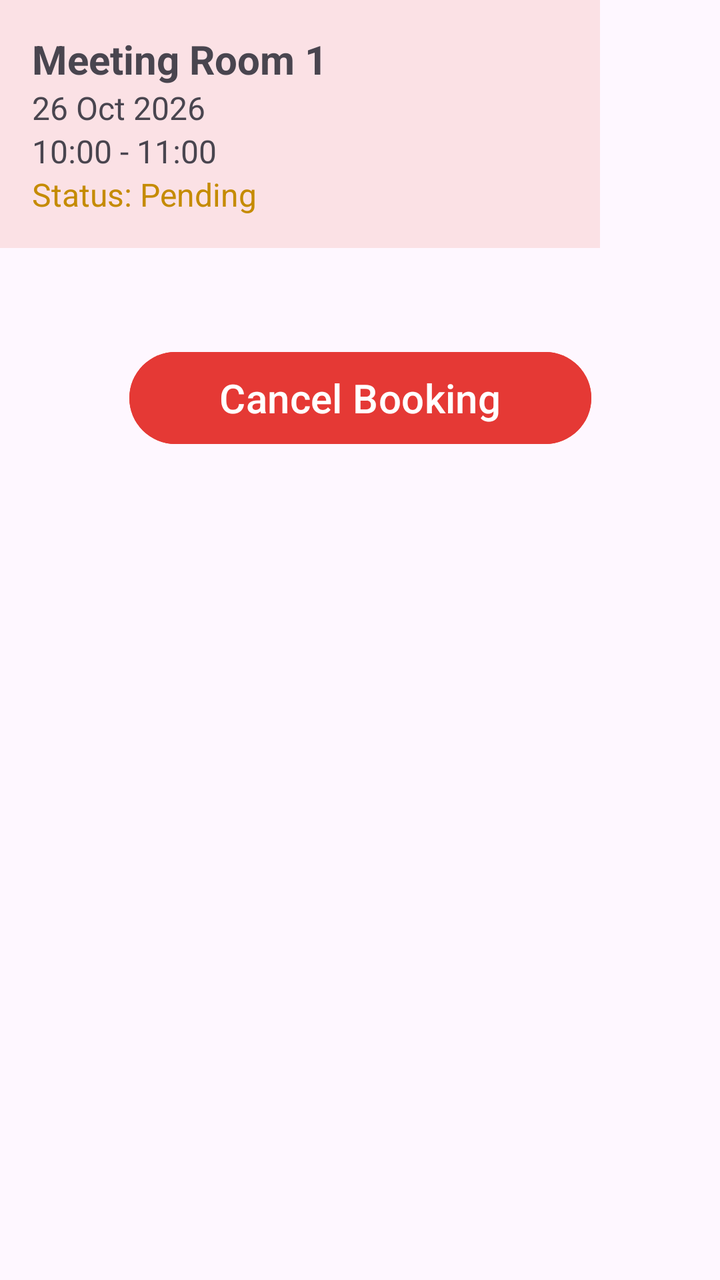
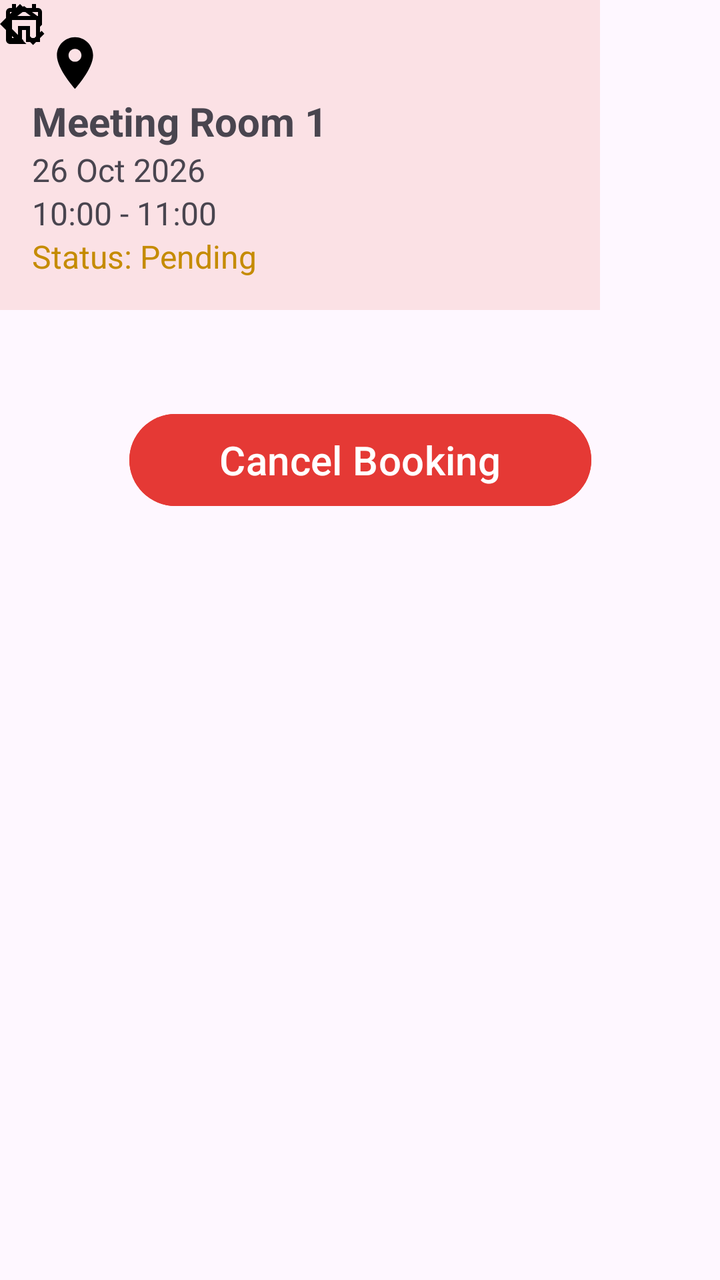

Compare the two renders of this Android layout. The source of the first and the diff that turns it into the second are given below.
<!-- AndroidManifest.xml: application theme Theme.OfficeSpaceBooking -->
<!-- res/layout/activity_booking_details.xml -->
<?xml version="1.0" encoding="utf-8"?>
<androidx.constraintlayout.widget.ConstraintLayout xmlns:android="http://schemas.android.com/apk/res/android"
    xmlns:app="http://schemas.android.com/apk/res-auto"
    xmlns:tools="http://schemas.android.com/tools"
    android:id="@+id/main"
    android:layout_width="match_parent"
    android:layout_height="match_parent"
    tools:context=".BookingDetailsActivity">

    <Button
        android:id="@+id/btnmybookings2"
        android:layout_width="200dp"
        android:layout_height="48dp"
        android:backgroundTint="#757575"
        android:text="My Bookings"
        android:textColor="#FFFFFF"
        tools:layout_editor_absoluteX="105dp"
        tools:layout_editor_absoluteY="441dp" />

    <Button
        android:id="@+id/btnReturntoHome4"
        android:layout_width="163dp"
        android:layout_height="46dp"
        android:backgroundTint="#757575"
        android:text="Return to Home"
        tools:layout_editor_absoluteX="121dp"
        tools:layout_editor_absoluteY="561dp" />

    <Button
        android:id="@+id/btnBack5"
        android:layout_width="200dp"
        android:layout_height="48dp"
        android:backgroundTint="#757575"
        android:text="Back"
        tools:layout_editor_absoluteX="105dp"
        tools:layout_editor_absoluteY="503dp" />

    <TextView
        android:id="@+id/txtBookingDetailsTitle"
        android:layout_width="wrap_content"
        android:layout_height="wrap_content"
        android:layout_marginTop="32dp"
        android:text="Booking Details"
        android:textAllCaps="false"
        android:textColor="#031DB4"
        android:textSize="24sp"
        android:textStyle="bold"
        app:layout_constraintEnd_toEndOf="parent"
        app:layout_constraintStart_toStartOf="parent"
        app:layout_constraintTop_toTopOf="parent" />

    <LinearLayout
        android:id="@+id/layoutBooking1"
        android:layout_width="300dp"
        android:layout_height="wrap_content"
        android:background="#FBE1E5"
        android:orientation="vertical"
        android:padding="16dp"
        tools:layout_editor_absoluteX="55dp"
        tools:layout_editor_absoluteY="90dp">

        <TextView
            android:id="@+id/txtBookingRoom2"
            android:layout_width="match_parent"
            android:layout_height="wrap_content"
            android:text="Meeting Room 1"
            android:textSize="20sp"
            android:textStyle="bold" />

        <TextView
            android:id="@+id/txtBookingDate2"
            android:layout_width="match_parent"
            android:layout_height="wrap_content"
            android:text="26 Oct 2026"
            android:textSize="16sp" />

        <TextView
            android:id="@+id/txtBookingTime2"
            android:layout_width="match_parent"
            android:layout_height="wrap_content"
            android:text="10:00 - 11:00"
            android:textSize="16sp" />

        <TextView
            android:id="@+id/txtBookingStatus2"
            android:layout_width="match_parent"
            android:layout_height="wrap_content"
            android:text="Status: Pending"
            android:textColor="#C58B00"
            android:textSize="16sp" />

    </LinearLayout>

    <Button
        android:id="@+id/btnCancelBooking1"
        android:layout_width="231dp"
        android:layout_height="54dp"
        android:layout_marginTop="48dp"
        android:backgroundTint="#E53935"
        android:text="Cancel Booking"
        android:textSize="20sp"
        app:layout_constraintEnd_toEndOf="parent"
        app:layout_constraintStart_toStartOf="parent"
        app:layout_constraintTop_toBottomOf="@+id/layoutBooking1" />

</androidx.constraintlayout.widget.ConstraintLayout>
<!-- resources referenced by this layout -->
<resources>
  <style name="Theme.OfficeSpaceBooking" parent="Base.Theme.OfficeSpaceBooking" />
  <style name="Base.Theme.OfficeSpaceBooking" parent="Theme.Material3.DayNight.NoActionBar">
          
          
      </style>
</resources>

<!-- the commit's change to res/layout/activity_booking_details.xml (unified diff, before → after) -->
@@ -19,8 +19,8 @@
 
     <Button
         android:id="@+id/btnReturntoHome4"
-        android:layout_width="163dp"
-        android:layout_height="46dp"
+        android:layout_width="176dp"
+        android:layout_height="49dp"
         android:backgroundTint="#757575"
         android:text="Return to Home"
         tools:layout_editor_absoluteX="121dp"
@@ -58,6 +58,13 @@
         android:padding="16dp"
         tools:layout_editor_absoluteX="55dp"
         tools:layout_editor_absoluteY="90dp">
+
+        <ImageView
+            android:id="@+id/imageView30"
+            android:layout_width="43dp"
+            android:layout_height="31dp"
+            android:baselineAlignBottom="true"
+            app:srcCompat="@drawable/room" />
 
         <TextView
             android:id="@+id/txtBookingRoom2"
@@ -103,4 +110,29 @@
         app:layout_constraintStart_toStartOf="parent"
         app:layout_constraintTop_toBottomOf="@+id/layoutBooking1" />
 
+    <ImageView
+        android:id="@+id/imageView31"
+        android:layout_width="wrap_content"
+        android:layout_height="wrap_content"
+        app:srcCompat="@drawable/mybookings"
+        tools:layout_editor_absoluteX="121dp"
+        tools:layout_editor_absoluteY="450dp" />
+
+    <ImageView
+        android:id="@+id/imageView32"
+        android:layout_width="wrap_content"
+        android:layout_height="wrap_content"
+        android:tint="#000000"
+        app:srcCompat="@drawable/outline_arrow_back_ios_24"
+        tools:layout_editor_absoluteX="121dp"
+        tools:layout_editor_absoluteY="516dp" />
+
+    <ImageView
+        android:id="@+id/imageView34"
+        android:layout_width="wrap_content"
+        android:layout_height="wrap_content"
+        app:srcCompat="@drawable/outline_home_24"
+        tools:layout_editor_absoluteX="129dp"
+        tools:layout_editor_absoluteY="576dp" />
+
 </androidx.constraintlayout.widget.ConstraintLayout>
<!-- resource entries referenced after the edit -->
@@ -1,5 +1,29 @@
 <!-- resources referenced by this layout -->
 <resources>
+  <!-- drawable mybookings (drawable) -->
+  <vector xmlns:android="http://schemas.android.com/apk/res/android" android:height="24dp" android:tint="#000000" android:viewportHeight="960" android:viewportWidth="960" android:width="24dp">
+        
+      <path android:fillColor="@android:color/white" android:pathData="M200,880Q167,880 143.5,856.5Q120,833 120,800L120,240Q120,207 143.5,183.5Q167,160 200,160L240,160L240,80L320,80L320,160L640,160L640,80L720,80L720,160L760,160Q793,160 816.5,183.5Q840,207 840,240L840,495L760,575L760,400L200,400L200,800Q200,800 200,800Q200,800 200,800L448,800L528,880L200,880ZM200,320L760,320L760,240Q760,240 760,240Q760,240 760,240L200,240Q200,240 200,240Q200,240 200,240L200,320ZM200,320L200,240Q200,240 200,240Q200,240 200,240L200,240Q200,240 200,240Q200,240 200,240L200,320ZM662,900L520,758L576,702L661,787L831,617L887,674L662,900Z"/>
+      
+  </vector>
+  <!-- drawable outline_arrow_back_ios_24 (drawable) -->
+  <vector xmlns:android="http://schemas.android.com/apk/res/android" android:autoMirrored="true" android:height="24dp" android:tint="#FFFFFF" android:viewportHeight="960" android:viewportWidth="960" android:width="24dp">
+        
+      <path android:fillColor="@android:color/white" android:pathData="M400,880L0,480L400,80L471,151L142,480L471,809L400,880Z"/>
+      
+  </vector>
+  <!-- drawable outline_home_24 (drawable) -->
+  <vector xmlns:android="http://schemas.android.com/apk/res/android" android:height="24dp" android:tint="#000000" android:viewportHeight="960" android:viewportWidth="960" android:width="24dp">
+        
+      <path android:fillColor="@android:color/white" android:pathData="M240,760L360,760L360,520L600,520L600,760L720,760L720,400L480,220L240,400L240,760ZM160,840L160,360L480,120L800,360L800,840L520,840L520,600L440,600L440,840L160,840ZM480,490L480,490L480,490L480,490L480,490L480,490L480,490L480,490L480,490Z"/>
+      
+  </vector>
+  <!-- drawable room (drawable) -->
+  <vector xmlns:android="http://schemas.android.com/apk/res/android" android:height="240dp" android:tint="#000000" android:viewportHeight="24" android:viewportWidth="24" android:width="240dp">
+        
+      <path android:fillColor="@android:color/white" android:pathData="M12,2C8.13,2 5,5.13 5,9c0,5.25 7,13 7,13s7,-7.75 7,-13c0,-3.87 -3.13,-7 -7,-7zM12,11.5c-1.38,0 -2.5,-1.12 -2.5,-2.5s1.12,-2.5 2.5,-2.5 2.5,1.12 2.5,2.5 -1.12,2.5 -2.5,2.5z"/>
+      
+  </vector>
   <style name="Theme.OfficeSpaceBooking" parent="Base.Theme.OfficeSpaceBooking" />
   <style name="Base.Theme.OfficeSpaceBooking" parent="Theme.Material3.DayNight.NoActionBar">
           
